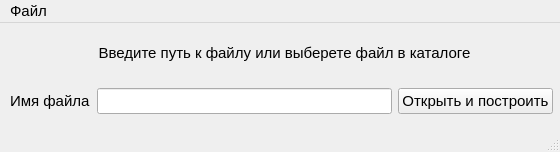
Before: the Qt Designer form example1/mainwindow.ui in Annchrn/example1, drawn with Qt 5.
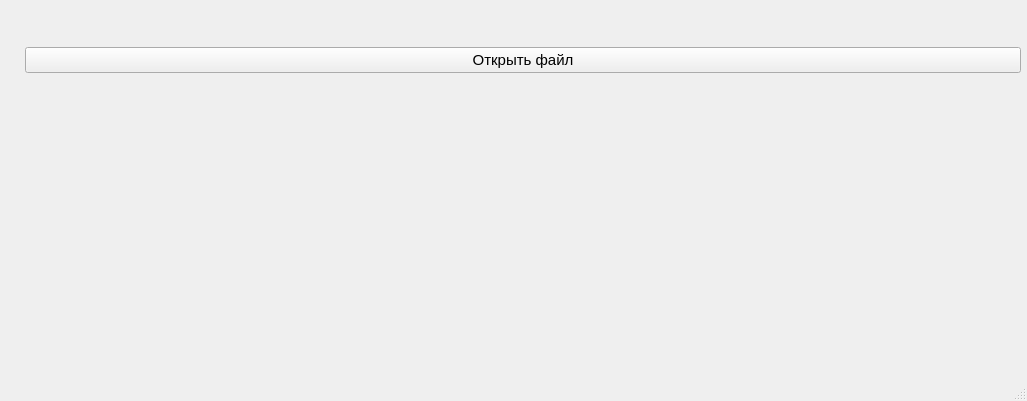
After: the same form once the commit is applied. Icons and pictures are not drawn.

Diff of the .ui file:
```diff
--- a/example1/mainwindow.ui
+++ b/example1/mainwindow.ui
@@ -6,10 +6,27 @@
    <rect>
     <x>0</x>
     <y>0</y>
-    <width>560</width>
-    <height>152</height>
+    <width>1027</width>
+    <height>401</height>
    </rect>
   </property>
+  <property name="sizePolicy">
+   <sizepolicy hsizetype="MinimumExpanding" vsizetype="MinimumExpanding">
+    <horstretch>0</horstretch>
+    <verstretch>0</verstretch>
+   </sizepolicy>
+  </property>
+  <property name="maximumSize">
+   <size>
+    <width>11777150</width>
+    <height>16777215</height>
+   </size>
+  </property>
+  <property name="font">
+   <font>
+    <pointsize>11</pointsize>
+   </font>
+  </property>
   <property name="windowTitle">
    <string>MainWindow</string>
   </property>
@@ -18,85 +35,69 @@
     <property name="geometry">
      <rect>
       <x>10</x>
-      <y>0</y>
-      <width>549</width>
-      <height>91</height>
+      <y>10</y>
+      <width>1011</width>
+      <height>101</height>
      </rect>
     </property>
     <layout class="QGridLayout" name="gridLayout">
-     <item row="0" column="0" colspan="4">
-      <widget class="QLabel" name="label">
-       <property name="font">
-        <font>
-         <pointsize>11</pointsize>
-         <weight>50</weight>
-         <italic>false</italic>
-         <bold>false</bold>
-         <underline>false</underline>
-        </font>
-       </property>
-       <property name="focusPolicy">
-        <enum>Qt::NoFocus</enum>
-       </property>
-       <property name="text">
-        <string>Введите путь к файлу или выберете файл в каталоге</string>
-       </property>
-       <property name="alignment">
-        <set>Qt::AlignCenter</set>
-       </property>
-      </widget>
-     </item>
-     <item row="1" column="0">
-      <widget class="QLabel" name="label_2">
-       <property name="font">
-        <font>
-         <pointsize>11</pointsize>
-        </font>
-       </property>
-       <property name="text">
-        <string>Имя файла</string>
-       </property>
-      </widget>
-     </item>
-     <item row="1" column="1">
-      <widget class="QLineEdit" name="lineEdit">
-       <property name="font">
-        <font>
-         <pointsize>11</pointsize>
-        </font>
-       </property>
-      </widget>
-     </item>
-     <item row="1" column="2">
-      <widget class="QPushButton" name="pushButton_2">
-       <property name="enabled">
-        <bool>true</bool>
-       </property>
+     <item row="0" column="2">
+      <widget class="QPushButton" name="pushButton">
        <property name="sizePolicy">
         <sizepolicy hsizetype="Minimum" vsizetype="Fixed">
          <horstretch>0</horstretch>
          <verstretch>0</verstretch>
         </sizepolicy>
        </property>
+       <property name="layoutDirection">
+        <enum>Qt::LeftToRight</enum>
+       </property>
+       <property name="text">
+        <string>Открыть файл</string>
+       </property>
+       <property name="icon">
+        <iconset theme="open" resource="res_icon.qrc">
+         <normaloff>:/open_icon.png.jpg</normaloff>:/open_icon.png.jpg</iconset>
+       </property>
+       <property name="iconSize">
+        <size>
+         <width>36</width>
+         <height>36</height>
+        </size>
+       </property>
+      </widget>
+     </item>
+     <item row="0" column="1">
+      <widget class="QLabel" name="label">
+       <property name="sizePolicy">
+        <sizepolicy hsizetype="Maximum" vsizetype="Preferred">
+         <horstretch>0</horstretch>
+         <verstretch>0</verstretch>
+        </sizepolicy>
+       </property>
        <property name="font">
         <font>
          <pointsize>11</pointsize>
         </font>
        </property>
        <property name="text">
-        <string>Открыть и построить</string>
+        <string/>
+       </property>
+       <property name="indent">
+        <number>5</number>
        </property>
       </widget>
      </item>
     </layout>
    </widget>
   </widget>
+  <widget class="QStatusBar" name="statusbar"/>
   <widget class="QMenuBar" name="menubar">
    <property name="geometry">
     <rect>
      <x>0</x>
      <y>0</y>
-     <width>560</width>
+     <width>1027</width>
      <height>26</height>
     </rect>
    </property>
@@ -105,20 +106,7 @@
      <pointsize>11</pointsize>
     </font>
    </property>
-   <widget class="QMenu" name="menu">
-    <property name="title">
-     <string>Файл</string>
-    </property>
-    <addaction name="action"/>
-   </widget>
-   <addaction name="menu"/>
   </widget>
-  <widget class="QStatusBar" name="statusbar"/>
-  <action name="action">
-   <property name="text">
-    <string>Выбрать файл</string>
-   </property>
-  </action>
  </widget>
  <resources/>
  <connections/>
```
Left out of the diff: 4 changed lines with no effect on the pictures.
